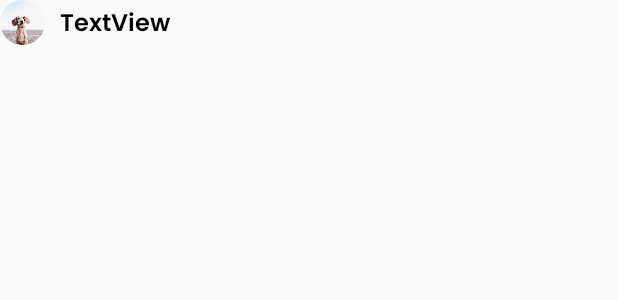
After one commit to Enderyasli/pethiio, an Android app: the layout spinner_row_member_list.xml on its own in the app's theme, with its tools: preview values and no code run, on a phone screen of 412 x 824 dp. The commit adds this screen. Shown: the top 300 px of the screen. Run offline under Robolectric (Android 15) with nearby library versions, the phone set to English and light mode, and no system bars.

Commit message:
memberlist spinner is done

```diff
--- a/app/src/main/java/com/pethiio/android/data/api/RetrofitServices.kt
+++ b/app/src/main/java/com/pethiio/android/data/api/RetrofitServices.kt
@@ -29,7 +29,7 @@ interface RetrofitServices {
     fun postLocations(@Body locationsRequest: LocationsRequest): Observable<Response<Void>>
 
     @GET("page/pet-search/members")
-    fun getMemberList(): Observable<MemberListResponse>
+    fun getMemberList(): Observable<List<MemberListResponse>>
 
     //endregion
 
--- /dev/null
+++ b/app/src/main/res/layout/spinner_row_member_list.xml
@@ -0,0 +1,29 @@
+<?xml version="1.0" encoding="utf-8"?>
+<RelativeLayout xmlns:android="http://schemas.android.com/apk/res/android"
+    xmlns:tools="http://schemas.android.com/tools"
+    android:layout_width="wrap_content"
+    android:layout_height="wrap_content">
+
+    <de.hdodenhof.circleimageview.CircleImageView
+        android:id="@+id/iv_profile"
+        android:layout_width="30dp"
+        android:layout_height="30dp"
+        android:src="@drawable/dog_placeholder" />
+
+
+    <TextView
+        android:ellipsize="end"
+        android:id="@+id/name_tv"
+        android:layout_width="wrap_content"
+        android:layout_height="wrap_content"
+        android:layout_centerVertical="true"
+        android:layout_marginStart="10dp"
+        android:layout_marginTop="5dp"
+        android:layout_toEndOf="@+id/iv_profile"
+        android:fontFamily="@font/poppins_semibold"
+        android:maxLines="1"
+        android:textColor="@color/black"
+        android:textSize="16sp"
+        tools:text="TextView" />
+
+</RelativeLayout>
```
Also changed, not shown: app/src/main/java/com/pethiio/android/ui/main/view/customViews/MemberListSpinner.java (added, +63 -0 lines), app/src/main/java/com/pethiio/android/ui/main/view/fragments/DashboardFragment.kt (+47 -3 lines), app/src/main/java/com/pethiio/android/ui/main/viewmodel/DashBoardViewModel.kt (+6 -2 lines), app/src/main/res/layout/fragment_dashboard.xml (+14 -7 lines).
